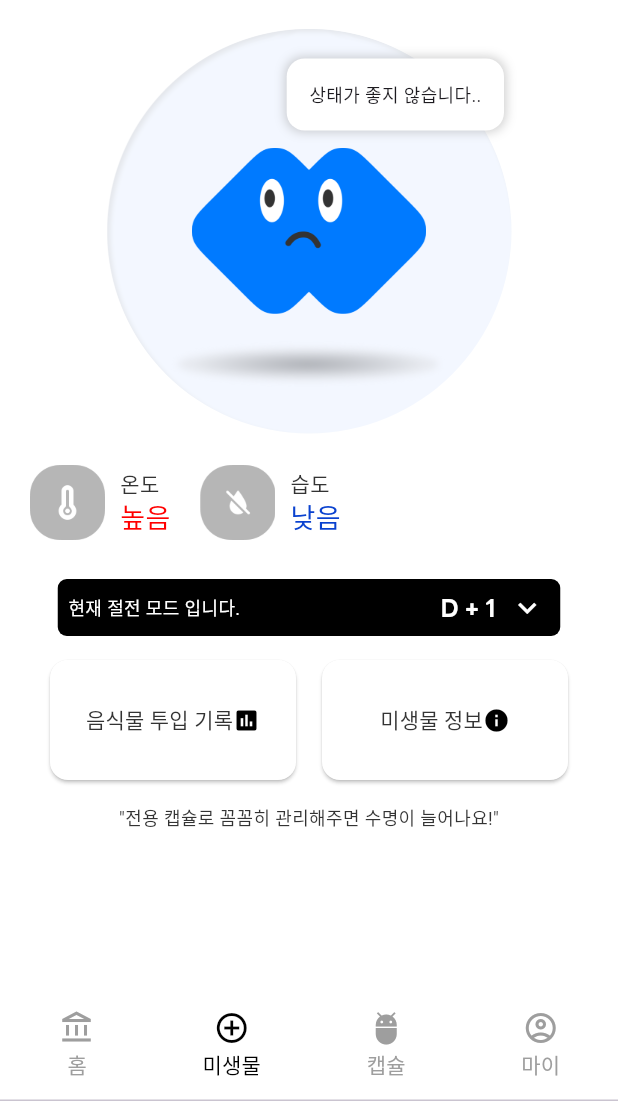
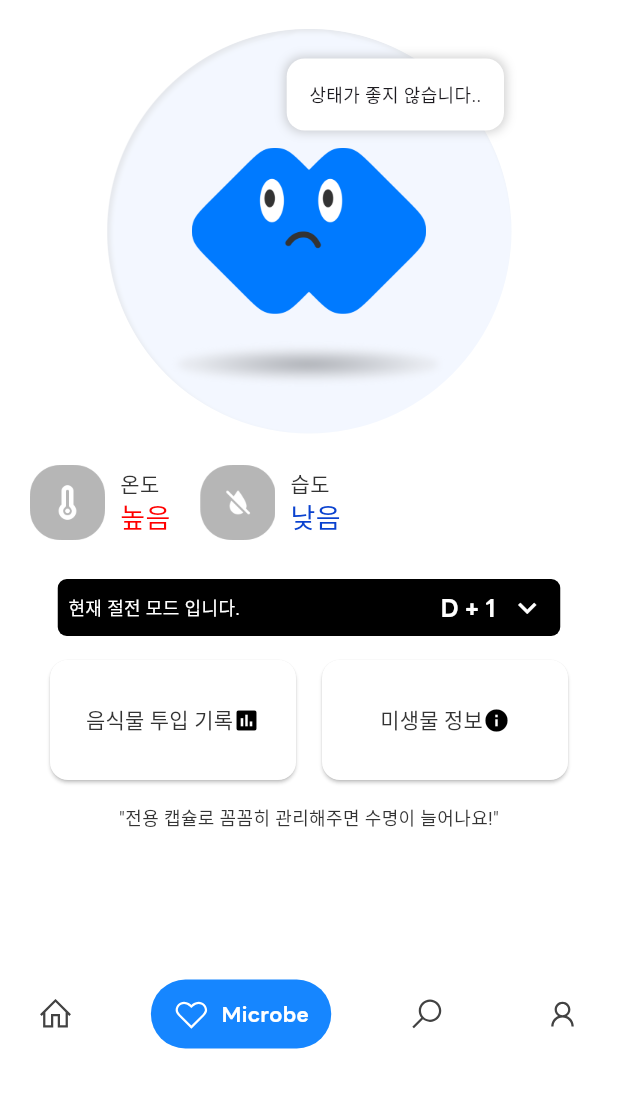
Before and after one commit to JiYeon-rhd/misaeng, a Flutter app: the screen it shows after launch, item 2 of the bottom bar chosen, on a phone screen of 412 x 824 dp, the part 135-1236 px from its top. Run offline on Flutter 3.47's test engine with Material 3 defaults, Android fonts, the phone set to English and light mode, and no system bars; drawn by our look-alikes of google_nav_bar; our stand-ins replace carousel_slider, flutter_spinkit, line_icons, table_calendar; Roboto replaces fonts that are missing (LineKrBd, LineKrRg).

Commit message:
add: 네비게이션바 수정

```diff
--- a/lib/main.dart
+++ b/lib/main.dart
@@ -1,9 +1,11 @@
 import 'package:flutter/material.dart';
+import 'package:line_icons/line_icons.dart';
 import 'package:misaeng/bar/top_bar.dart';
 import 'package:misaeng/home_tab/home_tab.dart';
 import 'package:misaeng/microbe_tab/microbe_tab.dart';
 import 'package:misaeng/capsule_tab/capsule_tab.dart';
 import 'package:misaeng/my_tab/my_tab.dart';
+import 'package:google_nav_bar/google_nav_bar.dart';
 
 void main() => runApp(
       const MaterialApp(
@@ -28,53 +30,91 @@ class MainApp extends StatefulWidget {
   _MainAppState createState() => _MainAppState();
 }
 
-class _MainAppState extends State<MainApp> with SingleTickerProviderStateMixin {
-  late TabController _tabController;
+class _MainAppState extends State<MainApp> {
+  int _selectedIndex = 0; // 현재 선택된 탭 인덱스
+  late PageController _pageController; // PageView의 컨트롤러
+
+  final List<Widget> _pages = [
+    HomeTab(),
+    MicrobeTab(),
+    CapsuleTab(),
+    MyTab(),
+  ];
 
   @override
   void initState() {
     super.initState();
-    _tabController = TabController(length: 4, vsync: this); // TabController 초기화
+    _pageController = PageController(initialPage: _selectedIndex);
   }
 
+  @override
+  void dispose() {
+    _pageController.dispose();
+    super.dispose();
+  }
+
+  void _onPageChanged(int index) {
+    setState(() {
+      _selectedIndex = index;
+    });
+  }
+
+  void _onTabChange(int index) {
+    _pageController.animateToPage(
+      index,
+      duration: const Duration(milliseconds: 500),
+      curve: Curves.easeInOut,
+    );
+  }
 
   @override
   Widget build(BuildContext context) {
     return Scaffold(
       backgroundColor: Colors.white,
       appBar: TopBar(title: "MISAENG"), // 공통 AppBar
-      bottomNavigationBar: TabBar(
-        controller: _tabController, // TabController 연결
-        indicatorColor: Colors.transparent,
-        labelColor: Colors.black,
-        unselectedLabelColor: Colors.grey,
-        tabs: const <Widget>[
-          Tab(
-            icon: Icon(Icons.account_balance_outlined),
-            text: "홈",
-          ),
-          Tab(
-            icon: Icon(Icons.add_circle_outline),
-            text: "미생물",
-          ),
-          Tab(
-            icon: Icon(Icons.adb_rounded),
-            text: "캡슐",
-          ),
-          Tab(
-            icon: Icon(Icons.account_circle_outlined),
-            text: "마이",
-          ),
-        ],
+      body: PageView(
+        controller: _pageController,
+        onPageChanged: _onPageChanged,
+        children: _pages,
       ),
-      body: TabBarView(
-        controller: _tabController, // TabController 연결
-        children: [
-          HomeTab(),
-          MicrobeTab(),
-          CapsuleTab(),
-          MyTab(),
-        ],
+      bottomNavigationBar: Padding(
+        padding: const EdgeInsets.only(bottom: 35.0, left: 10.0, right: 10.0, top: 12), // 아래쪽 여백 추가
+        child: GNav(
+          haptic: true, // haptic feedback
+          tabBorderRadius: 40, // 둥근 모서리로 강조
+          //curve: Curves.linear, // 자연스러운 애니메이션 곡선
+          duration: const Duration(milliseconds: 400), // 애니메이션 지속시간
+          gap: 8, // 아이콘과 텍스트 간 간격
+          color: Colors.grey[800]!, // 비활성 아이콘 색상
+          activeColor: const Color.fromARGB(255, 255, 255, 255), // 활성 아이콘 및 텍스트 색상
+          iconSize: 24, // 아이콘 크기
+          tabBackgroundColor: Color.fromARGB(233, 0, 123, 255), // 활성 탭 배경색
+          padding: const EdgeInsets.symmetric(horizontal: 15, vertical: 11), // 활성 탭 패딩
+          selectedIndex: _selectedIndex,
+          tabs: const [
+            GButton(
+              icon: LineIcons.home,
+              text: 'Home',
+              textStyle: const TextStyle(fontSize: 14, fontFamily: "LineEnBd", color: Colors.white), // 글꼴과 크기
+            ),
+            GButton(
+              icon: LineIcons.heart,
+              text: 'Microbe',
+              textStyle: const TextStyle(fontSize: 14, fontFamily: "LineEnBd", color: Colors.white),
+            ),
+            GButton(
+              icon: LineIcons.search,
+              text: 'Capsule',
+              textStyle: const TextStyle(fontSize: 14, fontFamily: "LineEnBd", color: Colors.white),
+            ),
+            GButton(
+              icon: LineIcons.user,
+              text: 'My',
+              textStyle: const TextStyle(fontSize: 14, fontFamily: "LineEnBd", color: Colors.white),
+            ),
+          ],
+          onTabChange: _onTabChange,
+        ),
       ),
     );
   }
--- a/lib/my_tab/my_tab.dart
+++ b/lib/my_tab/my_tab.dart
@@ -1,5 +1,3 @@
-import 'dart:ffi';
-
 import 'package:flutter/material.dart';
 import 'package:misaeng/my_tab/my_add_device.dart';
 import 'package:misaeng/my_tab/my_leave_setting.dart';
```
Also changed, not shown: pubspec.yaml (+10 -0 lines), images/navi_capsule.png (added), images/navi_home.png (added), images/navi_my.png (added), pubspec.lock.
